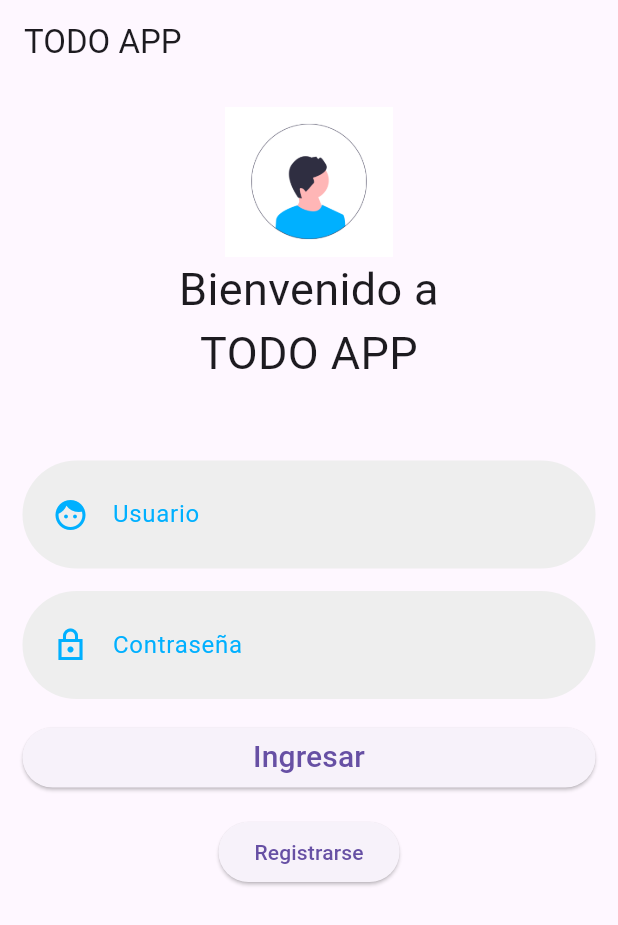
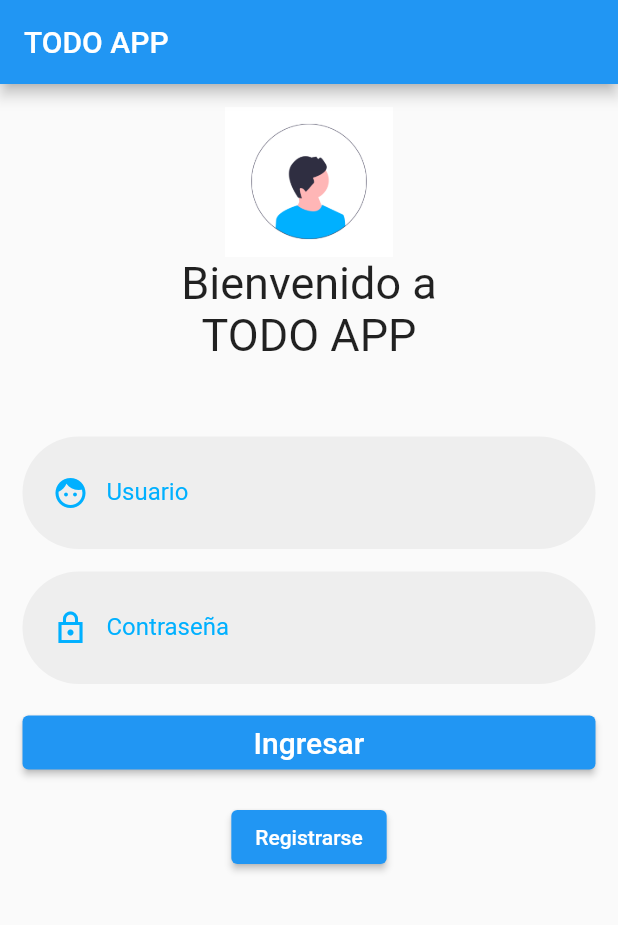
Before and after one commit to AleFlores15/Flutter-To-Do-List, a Flutter app: the screen it shows after launch, on a phone screen of 412 x 824 dp. Shown: the top 925 px of the screen. Run offline on Flutter 3.47's test engine with Material 2 defaults, Android fonts, the phone set to English and light mode, and no system bars; our stand-ins replace flutter_datetime_picker.

Commit message:
finish him xd

```diff
--- a/lib/main.dart
+++ b/lib/main.dart
@@ -11,7 +11,7 @@ class MyApp extends StatelessWidget {
   Widget build(BuildContext context) {
     return MaterialApp(
       theme: ThemeData(
-        primaryColor: Color(0Xff00B0FF), useMaterial3: true
+        primaryColor: Color(0Xff00B0FF)
       ),
       home: LoginScreen(),
 
```
